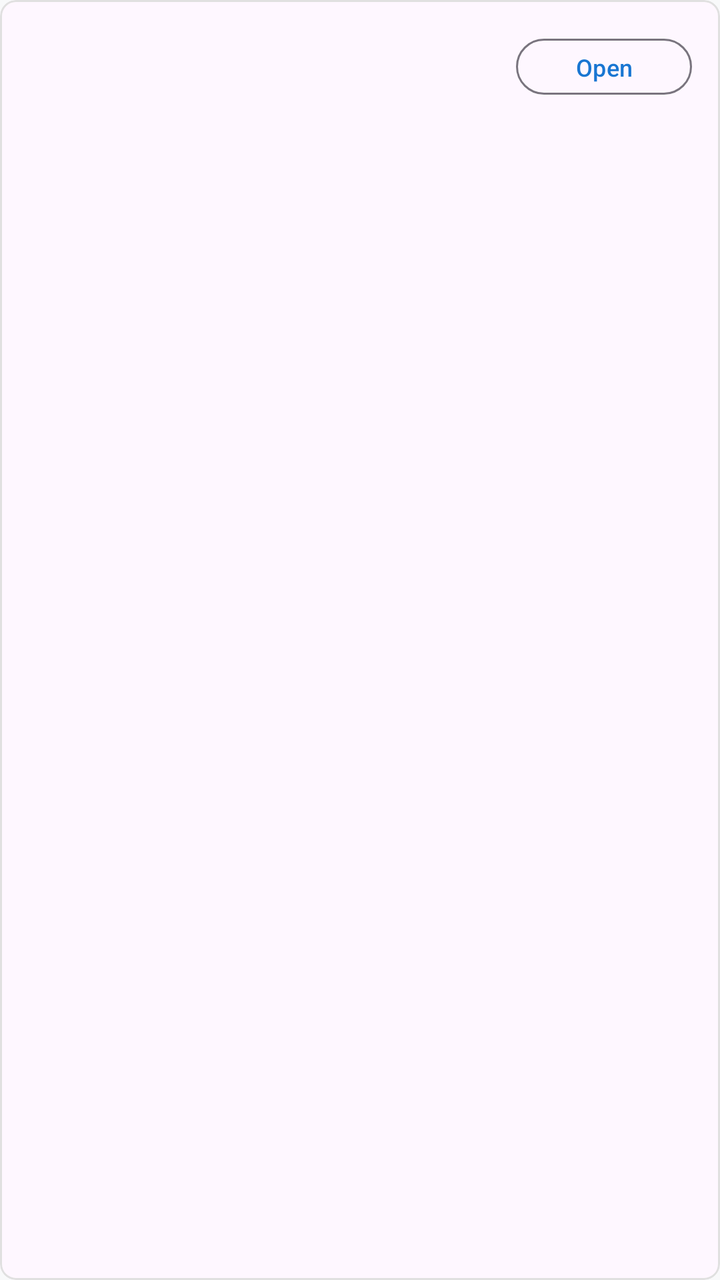
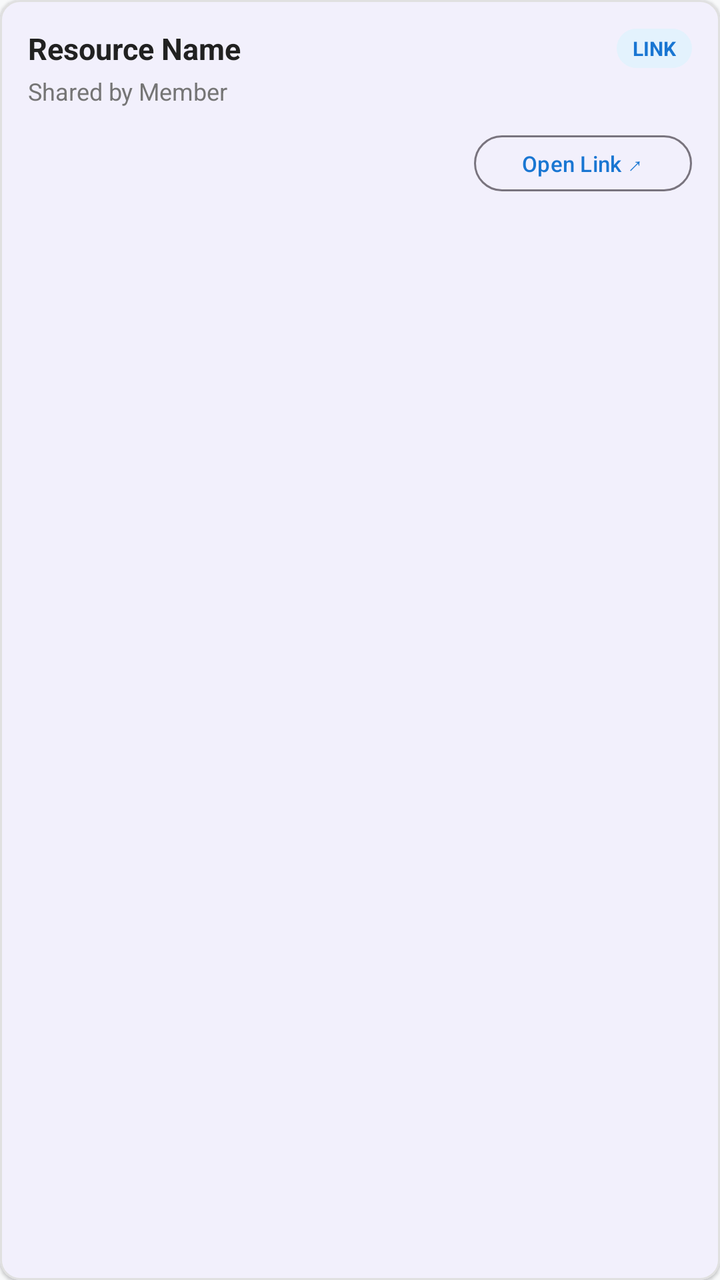

The first picture is an Android layout as it rendered before a commit; the second is the same layout after the commit. The layout source and the unified diff follow.
<!-- AndroidManifest.xml: application theme Theme.ProjectHub -->
<!-- res/layout/item_file.xml -->
<?xml version="1.0" encoding="utf-8"?>
<com.google.android.material.card.MaterialCardView 
    xmlns:android="http://schemas.android.com/apk/res/android"
    xmlns:app="http://schemas.android.com/apk/res-auto"
    android:layout_width="match_parent"
    android:layout_height="wrap_content"
    android:layout_marginHorizontal="12dp"
    android:layout_marginVertical="6dp"
    app:cardCornerRadius="8dp"
    app:strokeColor="@color/divider"
    app:strokeWidth="1dp">

    <LinearLayout
        android:layout_width="match_parent"
        android:layout_height="wrap_content"
        android:orientation="horizontal"
        android:padding="14dp"
        android:gravity="center_vertical">

        <LinearLayout
            android:layout_width="0dp"
            android:layout_height="wrap_content"
            android:layout_weight="1"
            android:orientation="vertical">

            <TextView
                android:id="@+id/tvFileName"
                android:layout_width="wrap_content"
                android:layout_height="wrap_content"
                android:textSize="15sp"
                android:textStyle="bold"
                android:textColor="@color/text_primary" />

            <TextView
                android:id="@+id/tvUploadedBy"
                android:layout_width="wrap_content"
                android:layout_height="wrap_content"
                android:textSize="12sp"
                android:textColor="@color/text_secondary"
                android:layout_marginTop="2dp" />
        </LinearLayout>

        <com.google.android.material.button.MaterialButton
            android:id="@+id/btnOpenFile"
            style="@style/Widget.Material3.Button.OutlinedButton"
            android:layout_width="wrap_content"
            android:layout_height="36dp"
            android:text="Open"
            android:textSize="12sp" />
    </LinearLayout>
</com.google.android.material.card.MaterialCardView>
<!-- resources referenced by this layout -->
<resources>
  <color name="divider">#E0E0E0</color>
  <color name="text_primary">#212121</color>
  <color name="text_secondary">#757575</color>
  <style name="Theme.ProjectHub" parent="Theme.Material3.DayNight.NoActionBar">
          <item name="colorPrimary">@color/primary</item>
          <item name="colorPrimaryDark">@color/primary_dark</item>
          <item name="colorSecondary">@color/accent</item>
          <item name="android:statusBarColor">@color/primary_dark</item>
          <item name="android:windowBackground">@color/background</item>
      </style>
  <color name="primary">#1976D2</color>
  <color name="primary_dark">#0D47A1</color>
  <color name="accent">#FF9800</color>
  <color name="background">#F8F9FA</color>
</resources>

<!-- the commit's change to res/layout/item_file.xml (unified diff, before → after) -->
@@ -6,46 +6,103 @@
     android:layout_height="wrap_content"
     android:layout_marginHorizontal="12dp"
     android:layout_marginVertical="6dp"
-    app:cardCornerRadius="8dp"
+    app:cardCornerRadius="10dp"
+    app:cardElevation="1dp"
     app:strokeColor="@color/divider"
     app:strokeWidth="1dp">
 
     <LinearLayout
         android:layout_width="match_parent"
         android:layout_height="wrap_content"
-        android:orientation="horizontal"
-        android:padding="14dp"
-        android:gravity="center_vertical">
+        android:orientation="vertical"
+        android:padding="14dp">
 
         <LinearLayout
-            android:layout_width="0dp"
+            android:layout_width="match_parent"
             android:layout_height="wrap_content"
-            android:layout_weight="1"
-            android:orientation="vertical">
+            android:orientation="horizontal"
+            android:gravity="center_vertical">
 
             <TextView
                 android:id="@+id/tvFileName"
+                android:layout_width="0dp"
+                android:layout_height="wrap_content"
+                android:layout_weight="1"
+                android:textSize="15sp"
+                android:textStyle="bold"
+                android:textColor="@color/text_primary"
+                android:text="Resource Name" />
+
+            <TextView
+                android:id="@+id/tvFileType"
                 android:layout_width="wrap_content"
                 android:layout_height="wrap_content"
-                android:textSize="15sp"
+                android:paddingHorizontal="8dp"
+                android:paddingVertical="3dp"
+                android:textSize="10sp"
                 android:textStyle="bold"
-                android:textColor="@color/text_primary" />
+                android:textColor="@color/primary"
+                android:background="@drawable/bg_code_pill"
+                android:text="LINK" />
+        </LinearLayout>
+
+        <TextView
+            android:id="@+id/tvUploadedBy"
+            android:layout_width="wrap_content"
+            android:layout_height="wrap_content"
+            android:textSize="12sp"
+            android:textColor="@color/text_secondary"
+            android:layout_marginTop="3dp"
+            android:text="Shared by Member" />
+
+        
+        <LinearLayout
+            android:id="@+id/layoutCodeSnippet"
+            android:layout_width="match_parent"
+            android:layout_height="wrap_content"
+            android:orientation="vertical"
+            android:layout_marginTop="8dp"
+            android:padding="10dp"
+            android:background="@drawable/bg_code_box"
+            android:visibility="gone">
 
             <TextView
-                android:id="@+id/tvUploadedBy"
-                android:layout_width="wrap_content"
+                android:id="@+id/tvCodeSnippetPreview"
+                android:layout_width="match_parent"
                 android:layout_height="wrap_content"
+                android:fontFamily="monospace"
+                android:textColor="#E0E0E0"
                 android:textSize="12sp"
-                android:textColor="@color/text_secondary"
-                android:layout_marginTop="2dp" />
+                android:maxLines="6"
+                android:ellipsize="end"
+                android:text="// Code snippet preview" />
         </LinearLayout>
 
-        <com.google.android.material.button.MaterialButton
-            android:id="@+id/btnOpenFile"
-            style="@style/Widget.Material3.Button.OutlinedButton"
-            android:layout_width="wrap_content"
-            android:layout_height="36dp"
-            android:text="Open"
-            android:textSize="12sp" />
+        
+        <LinearLayout
+            android:layout_width="match_parent"
+            android:layout_height="wrap_content"
+            android:orientation="horizontal"
+            android:gravity="end"
+            android:layout_marginTop="10dp">
+
+            <com.google.android.material.button.MaterialButton
+                android:id="@+id/btnCopyCode"
+                style="@style/Widget.Material3.Button.TonalButton"
+                android:layout_width="wrap_content"
+                android:layout_height="36dp"
+                android:layout_marginEnd="8dp"
+                android:text="Copy Code"
+                android:textSize="11sp"
+                android:visibility="gone" />
+
+            <com.google.android.material.button.MaterialButton
+                android:id="@+id/btnOpenFile"
+                style="@style/Widget.Material3.Button.OutlinedButton"
+                android:layout_width="wrap_content"
+                android:layout_height="36dp"
+                android:text="Open Link ↗"
+                android:textSize="11sp" />
+        </LinearLayout>
     </LinearLayout>
 </com.google.android.material.card.MaterialCardView>
<!-- resource entries referenced after the edit -->
@@ -3,6 +3,20 @@
   <color name="divider">#E0E0E0</color>
   <color name="text_primary">#212121</color>
   <color name="text_secondary">#757575</color>
+  <!-- drawable bg_code_box (drawable) -->
+  <?xml version="1.0" encoding="utf-8"?>
+  <shape xmlns:android="http://schemas.android.com/apk/res/android"
+      android:shape="rectangle">
+      <corners android:radius="8dp" />
+      <solid android:color="#212529" />
+  </shape>
+  <!-- drawable bg_code_pill (drawable) -->
+  <?xml version="1.0" encoding="utf-8"?>
+  <shape xmlns:android="http://schemas.android.com/apk/res/android"
+      android:shape="rectangle">
+      <corners android:radius="16dp" />
+      <solid android:color="@color/primary_light" />
+  </shape>
   <style name="Theme.ProjectHub" parent="Theme.Material3.DayNight.NoActionBar">
           <item name="colorPrimary">@color/primary</item>
           <item name="colorPrimaryDark">@color/primary_dark</item>
@@ -10,6 +24,7 @@
           <item name="android:statusBarColor">@color/primary_dark</item>
           <item name="android:windowBackground">@color/background</item>
       </style>
+  <color name="primary_light">#E3F2FD</color>
   <color name="primary">#1976D2</color>
   <color name="primary_dark">#0D47A1</color>
   <color name="accent">#FF9800</color>
